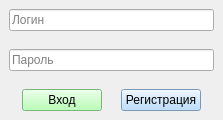
Qt form APP/forms/forms_ui/login_form.ui (Danyfff/Diplom_APP) before a commit.
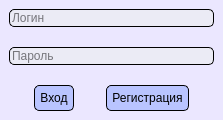
The same form after that commit.

```diff
--- a/APP/forms/forms_ui/login_form.ui
+++ b/APP/forms/forms_ui/login_form.ui
@@ -13,6 +13,9 @@
   <property name="windowTitle">
    <string>MainWindow</string>
   </property>
+  <property name="styleSheet">
+   <string notr="true">background-color: rgb(235, 231, 255);</string>
+  </property>
   <property name="tabShape">
    <enum>QTabWidget::Triangular</enum>
   </property>
@@ -27,6 +30,11 @@
           <property name="autoFillBackground">
            <bool>false</bool>
           </property>
+          <property name="styleSheet">
+           <string notr="true">background-color: rgb(235, 235, 245);
+border-radius: 5px;
+border: 1px solid dlack</string>
+          </property>
           <property name="text">
            <string/>
           </property>
@@ -71,6 +79,11 @@
           <property name="autoFillBackground">
            <bool>false</bool>
           </property>
+          <property name="styleSheet">
+           <string notr="true">background-color: rgb(235, 235, 245);
+border-radius: 5px;
+border: 1px solid dlack</string>
+          </property>
           <property name="inputMethodHints">
            <set>Qt::ImhHiddenText|Qt::ImhNoAutoUppercase|Qt::ImhNoPredictiveText|Qt::ImhSensitiveData</set>
           </property>
@@ -130,7 +143,20 @@
         <item>
          <widget class="QPushButton" name="login_btn">
           <property name="styleSheet">
-           <string notr="true">background-color: rgb(166, 255, 164);</string>
+           <string notr="true">QPushButton {
+	background-color: rgb(185, 196, 255);
+	padding: 5;
+	border:1px solid black;
+	border-radius: 5px;
+}
+
+QPushButton:hover {
+	background-color: rgb(155, 155, 224);
+}
+
+QPushButton:pressed {
+	background-color: rgb(140, 140, 207);
+}</string>
           </property>
           <property name="text">
            <string>Вход</string>
@@ -153,7 +179,20 @@
         <item>
          <widget class="QPushButton" name="registrate_btn">
           <property name="styleSheet">
-           <string notr="true">background-color: rgb(169, 213, 255);</string>
+           <string notr="true">QPushButton {
+	background-color: rgb(185, 196, 255);
+	padding: 5;
+	border:1px solid black;
+	border-radius: 5px;
+}
+
+QPushButton:hover {
+	background-color: rgb(155, 155, 224);
+}
+
+QPushButton:pressed {
+	background-color: rgb(140, 140, 207);
+}</string>
           </property>
           <property name="text">
            <string>Регистрация</string>
```
